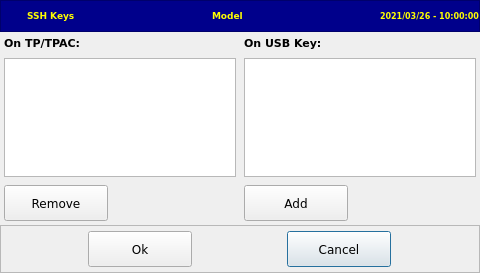
This is managessh.ui in MECTsrl/cloner as Qt 5 draws it before an edit. The edited form follows.
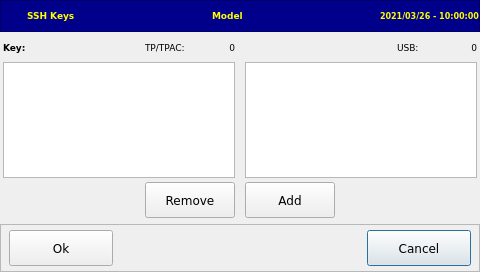
This is the edited form. Icons and pictures are not drawn.

```diff
--- a/managessh.ui
+++ b/managessh.ui
@@ -7,7 +7,7 @@
     <x>0</x>
     <y>0</y>
     <width>480</width>
-    <height>273</height>
+    <height>272</height>
    </rect>
   </property>
   <property name="windowTitle">
@@ -15,7 +15,7 @@
   </property>
   <layout class="QVBoxLayout" name="verticalLayout">
    <property name="spacing">
-    <number>2</number>
+    <number>4</number>
    </property>
    <property name="margin">
     <number>0</number>
@@ -189,52 +189,21 @@
    <item>
     <layout class="QGridLayout" name="gridLayout">
      <property name="leftMargin">
-      <number>4</number>
+      <number>3</number>
      </property>
      <property name="topMargin">
       <number>2</number>
      </property>
      <property name="rightMargin">
-      <number>4</number>
+      <number>3</number>
      </property>
      <property name="bottomMargin">
       <number>2</number>
      </property>
-     <property name="spacing">
-      <number>8</number>
+     <property name="horizontalSpacing">
+      <number>10</number>
      </property>
-     <item row="1" column="0">
-      <widget class="QTableWidget" name="tblTPac">
-       <property name="minimumSize">
-        <size>
-         <width>0</width>
-         <height>90</height>
-        </size>
-       </property>
-       <property name="font">
-        <font>
-         <family>DejaVu Sans</family>
-         <pointsize>8</pointsize>
-        </font>
-       </property>
-       <property name="editTriggers">
-        <set>QAbstractItemView::NoEditTriggers</set>
-       </property>
-       <property name="showDropIndicator" stdset="0">
-        <bool>false</bool>
-       </property>
-       <property name="dragDropOverwriteMode">
-        <bool>false</bool>
-       </property>
-       <property name="selectionMode">
-        <enum>QAbstractItemView::SingleSelection</enum>
-       </property>
-       <property name="selectionBehavior">
-        <enum>QAbstractItemView::SelectRows</enum>
-       </property>
-      </widget>
-     </item>
-     <item row="1" column="1">
+     <item row="1" column="4" colspan="4">
       <widget class="QTableWidget" name="tblUsb">
        <property name="minimumSize">
         <size>
@@ -265,53 +234,17 @@
        </property>
       </widget>
      </item>
-     <item row="0" column="1">
-      <widget class="QLabel" name="lblUsb">
-       <property name="font">
-        <font>
-         <family>DejaVu Sans</family>
-         <pointsize>8</pointsize>
-         <weight>75</weight>
-         <bold>true</bold>
-        </font>
-       </property>
-       <property name="text">
-        <string>On USB Key:</string>
-       </property>
-       <property name="scaledContents">
-        <bool>false</bool>
-       </property>
-      </widget>
-     </item>
-     <item row="0" column="0">
-      <widget class="QLabel" name="lblTPac">
-       <property name="font">
-        <font>
-         <family>DejaVu Sans</family>
-         <pointsize>8</pointsize>
-         <weight>75</weight>
-         <bold>true</bold>
-        </font>
-       </property>
-       <property name="text">
-        <string>On TP/TPAC:</string>
-       </property>
-       <property name="scaledContents">
-        <bool>false</bool>
-       </property>
-      </widget>
-     </item>
-     <item row="2" column="0">
+     <item row="2" column="2" colspan="2" alignment="Qt::AlignRight">
       <widget class="QPushButton" name="cmdRemove">
        <property name="minimumSize">
         <size>
-         <width>104</width>
+         <width>90</width>
          <height>36</height>
         </size>
        </property>
        <property name="maximumSize">
         <size>
-         <width>104</width>
+         <width>100</width>
          <height>36</height>
         </size>
        </property>
@@ -339,17 +272,17 @@
        </property>
       </widget>
      </item>
-     <item row="2" column="1">
+     <item row="2" column="4" alignment="Qt::AlignLeft">
       <widget class="QPushButton" name="cmdAdd">
        <property name="minimumSize">
         <size>
-         <width>104</width>
+         <width>90</width>
          <height>36</height>
         </size>
        </property>
        <property name="maximumSize">
         <size>
-         <width>104</width>
+         <width>100</width>
          <height>36</height>
         </size>
        </property>
@@ -377,6 +310,243 @@
        </property>
       </widget>
      </item>
+     <item row="2" column="5">
+      <spacer name="horizontalSpacer_5">
+       <property name="orientation">
+        <enum>Qt::Horizontal</enum>
+       </property>
+       <property name="sizeHint" stdset="0">
+        <size>
+         <width>40</width>
+         <height>20</height>
+        </size>
+       </property>
+      </spacer>
+     </item>
+     <item row="0" column="6">
+      <widget class="QLabel" name="lblUsb">
+       <property name="minimumSize">
+        <size>
+         <width>40</width>
+         <height>0</height>
+        </size>
+       </property>
+       <property name="maximumSize">
+        <size>
+         <width>40</width>
+         <height>16777215</height>
+        </size>
+       </property>
+       <property name="font">
+        <font>
+         <family>DejaVu Sans</family>
+         <pointsize>7</pointsize>
+         <weight>50</weight>
+         <bold>false</bold>
+        </font>
+       </property>
+       <property name="text">
+        <string>USB:</string>
+       </property>
+       <property name="scaledContents">
+        <bool>false</bool>
+       </property>
+      </widget>
+     </item>
+     <item row="0" column="3">
+      <widget class="QLabel" name="lblNumTP">
+       <property name="minimumSize">
+        <size>
+         <width>30</width>
+         <height>0</height>
+        </size>
+       </property>
+       <property name="maximumSize">
+        <size>
+         <width>30</width>
+         <height>16777215</height>
+        </size>
+       </property>
+       <property name="font">
+        <font>
+         <family>DejaVu Sans</family>
+         <pointsize>7</pointsize>
+         <weight>50</weight>
+         <bold>false</bold>
+        </font>
+       </property>
+       <property name="text">
+        <string>0</string>
+       </property>
+       <property name="alignment">
+        <set>Qt::AlignRight|Qt::AlignTrailing|Qt::AlignVCenter</set>
+       </property>
+      </widget>
+     </item>
+     <item row="0" column="2">
+      <widget class="QLabel" name="lblTPac">
+       <property name="sizePolicy">
+        <sizepolicy hsizetype="MinimumExpanding" vsizetype="Preferred">
+         <horstretch>0</horstretch>
+         <verstretch>0</verstretch>
+        </sizepolicy>
+       </property>
+       <property name="minimumSize">
+        <size>
+         <width>50</width>
+         <height>0</height>
+        </size>
+       </property>
+       <property name="maximumSize">
+        <size>
+         <width>50</width>
+         <height>16777215</height>
+        </size>
+       </property>
+       <property name="font">
+        <font>
+         <family>DejaVu Sans</family>
+         <pointsize>7</pointsize>
+         <weight>50</weight>
+         <bold>false</bold>
+        </font>
+       </property>
+       <property name="text">
+        <string>TP/TPAC:</string>
+       </property>
+       <property name="scaledContents">
+        <bool>false</bool>
+       </property>
+      </widget>
+     </item>
+     <item row="0" column="7">
+      <widget class="QLabel" name="lblNumUSB">
+       <property name="minimumSize">
+        <size>
+         <width>30</width>
+         <height>0</height>
+        </size>
+       </property>
+       <property name="maximumSize">
+        <size>
+         <width>30</width>
+         <height>16777215</height>
+        </size>
+       </property>
+       <property name="font">
+        <font>
+         <family>DejaVu Sans</family>
+         <pointsize>7</pointsize>
+         <weight>50</weight>
+         <bold>false</bold>
+        </font>
+       </property>
+       <property name="text">
+        <string>0</string>
+       </property>
+       <property name="alignment">
+        <set>Qt::AlignRight|Qt::AlignTrailing|Qt::AlignVCenter</set>
+       </property>
+      </widget>
+     </item>
+     <item row="0" column="4" colspan="2">
+      <widget class="QLabel" name="lblFile">
+       <property name="sizePolicy">
+        <sizepolicy hsizetype="Expanding" vsizetype="Preferred">
+         <horstretch>0</horstretch>
+         <verstretch>0</verstretch>
+        </sizepolicy>
+       </property>
+       <property name="minimumSize">
+        <size>
+         <width>100</width>
+         <height>0</height>
+        </size>
+       </property>
+       <property name="font">
+        <font>
+         <family>DejaVu Sans</family>
+         <pointsize>7</pointsize>
+         <weight>75</weight>
+         <bold>true</bold>
+        </font>
+       </property>
+       <property name="text">
+        <string/>
+       </property>
+      </widget>
+     </item>
+     <item row="0" column="1">
+      <spacer name="horizontalSpacer_4">
+       <property name="orientation">
+        <enum>Qt::Horizontal</enum>
+       </property>
+       <property name="sizeHint" stdset="0">
+        <size>
+         <width>40</width>
+         <height>20</height>
+        </size>
+       </property>
+      </spacer>
+     </item>
+     <item row="0" column="0">
+      <widget class="QLabel" name="lblKey">
+       <property name="minimumSize">
+        <size>
+         <width>50</width>
+         <height>0</height>
+        </size>
+       </property>
+       <property name="maximumSize">
+        <size>
+         <width>50</width>
+         <height>16777215</height>
+        </size>
+       </property>
+       <property name="font">
+        <font>
+         <family>DejaVu Sans</family>
+         <pointsize>7</pointsize>
+         <weight>75</weight>
+         <bold>true</bold>
+        </font>
+       </property>
+       <property name="text">
+        <string>Key: </string>
+       </property>
+      </widget>
+     </item>
+     <item row="1" column="0" colspan="4">
+      <widget class="QTableWidget" name="tblTPac">
+       <property name="minimumSize">
+        <size>
+         <width>0</width>
+         <height>90</height>
+        </size>
+       </property>
+       <property name="font">
+        <font>
+         <family>DejaVu Sans</family>
+         <pointsize>8</pointsize>
+        </font>
+       </property>
+       <property name="editTriggers">
+        <set>QAbstractItemView::NoEditTriggers</set>
+       </property>
+       <property name="showDropIndicator" stdset="0">
+        <bool>false</bool>
+       </property>
+       <property name="dragDropOverwriteMode">
+        <bool>false</bool>
+       </property>
+       <property name="selectionMode">
+        <enum>QAbstractItemView::SingleSelection</enum>
+       </property>
+       <property name="selectionBehavior">
+        <enum>QAbstractItemView::SelectRows</enum>
+       </property>
+      </widget>
+     </item>
     </layout>
    </item>
    <item>
@@ -404,13 +574,13 @@
        <number>10</number>
       </property>
       <property name="leftMargin">
-       <number>2</number>
+       <number>8</number>
       </property>
       <property name="topMargin">
        <number>0</number>
       </property>
       <property name="rightMargin">
-       <number>2</number>
+       <number>8</number>
       </property>
       <property name="bottomMargin">
        <number>0</number>
@@ -444,6 +614,19 @@
         </property>
        </widget>
       </item>
+      <item>
+       <spacer name="horizontalSpacer">
+        <property name="orientation">
+         <enum>Qt::Horizontal</enum>
+        </property>
+        <property name="sizeHint" stdset="0">
+         <size>
+          <width>40</width>
+          <height>20</height>
+         </size>
+        </property>
+       </spacer>
+      </item>
       <item>
        <widget class="QPushButton" name="cmdCancel">
         <property name="minimumSize">
```
